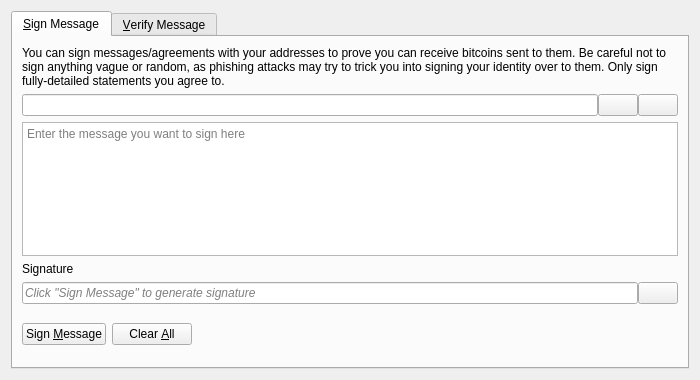
First picture: the form in src/qt/forms/signverifymessagedialog.ui, repository MicroBitcoinOrg/MicroBitcoin, before the edit.
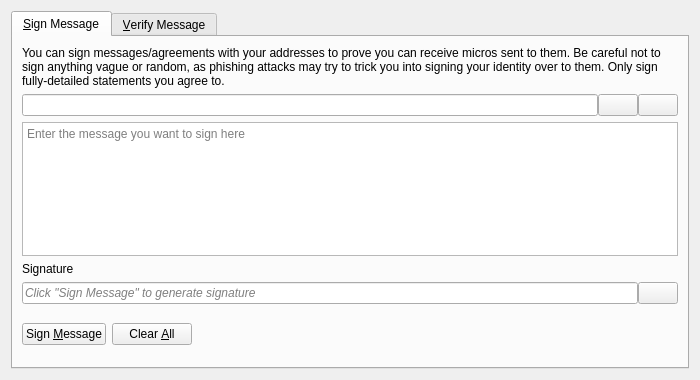
Second picture: the form after the edit. Icons and pictures are not drawn. Custom widgets are drawn as their Qt base class.

Commit message: update: Backport MicroBitcoin

```diff
--- a/src/qt/forms/signverifymessagedialog.ui
+++ b/src/qt/forms/signverifymessagedialog.ui
@@ -30,7 +30,7 @@
        <item>
         <widget class="QLabel" name="infoLabel_SM">
          <property name="text">
-          <string>You can sign messages/agreements with your addresses to prove you can receive bitcoins sent to them. Be careful not to sign anything vague or random, as phishing attacks may try to trick you into signing your identity over to them. Only sign fully-detailed statements you agree to.</string>
+          <string>You can sign messages/agreements with your addresses to prove you can receive micros sent to them. Be careful not to sign anything vague or random, as phishing attacks may try to trick you into signing your identity over to them. Only sign fully-detailed statements you agree to.</string>
          </property>
          <property name="textFormat">
           <enum>Qt::PlainText</enum>
```
Left out of the diff: 26 changed lines with no effect on the pictures. The commit also changes 1281 other files.
